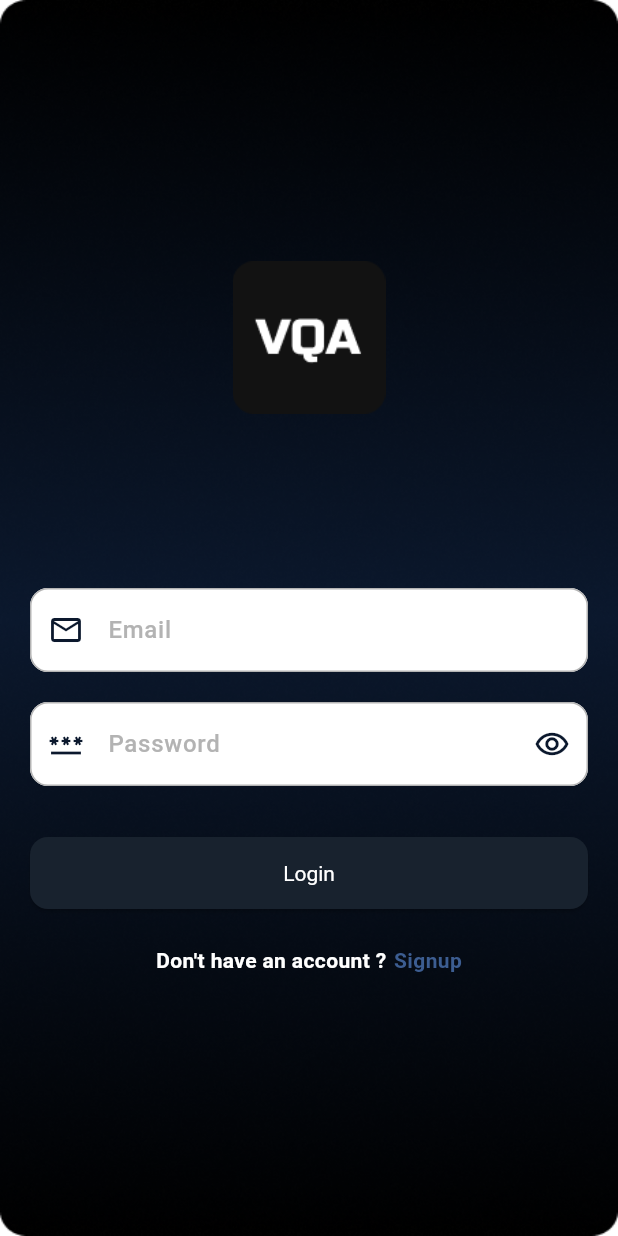
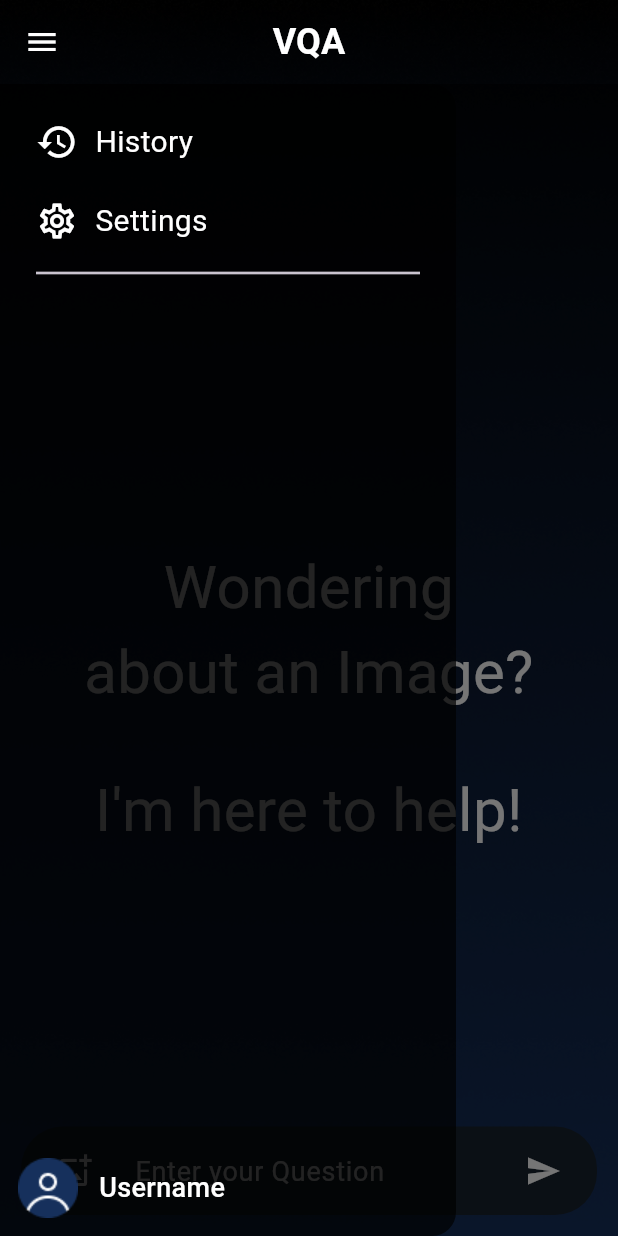
Before and after one commit to BaselBarakat1/vqa_app, a Flutter app: the screen it shows after launch, with the side drawer open (before the commit the screen has no drawer), on a phone screen of 412 x 824 dp. Run offline on Flutter 3.47's test engine with Material 3 defaults, Android fonts, the phone set to English and light mode, and no system bars.

Commit message:
+ home screen + drawer

```diff
--- a/lib/main.dart
+++ b/lib/main.dart
@@ -1,4 +1,5 @@
 import 'package:flutter/material.dart';
+import 'package:vqa_app/view/home/home_screen.dart';
 import 'package:vqa_app/view/home/login/login_screen.dart';
 import 'package:vqa_app/view/home/register/register_screen.dart';
 import 'package:vqa_app/view/splash/splash_screen.dart';
@@ -17,8 +18,9 @@ class MyApplication extends StatelessWidget{
       splashScreen.routeName : (context) => splashScreen(),
       loginScreen.routeName : (context) => loginScreen(),
       registerScreen.routeName : (context) => registerScreen(),
+       homeScreen.routeName : (context) => homeScreen(),
      },
-     initialRoute: splashScreen.routeName ,
+     initialRoute: homeScreen.routeName ,
      theme: MyThemeData.lightTheme,
    );
   }
--- /dev/null
+++ b/lib/view/home/home_drawer.dart
@@ -0,0 +1,53 @@
+import 'package:flutter/material.dart';
+
+class HomeDrawer extends StatelessWidget {
+
+  @override
+  Widget build(BuildContext context) {
+    return Drawer(
+      backgroundColor: Colors.black.withOpacity(0.7),
+      elevation: 0,
+      child: Padding(
+        padding: EdgeInsets.all(12),
+        child: Column(
+         children: [
+           Padding(
+             padding: const EdgeInsets.all(12),
+             child: Row(
+               children: [
+                 Icon(Icons.history_outlined,size: 28,color: Colors.white,),
+                 SizedBox(width: 11.5,),
+                 Text('History',style: TextStyle(color: Colors.white,fontSize: 20,fontWeight: FontWeight.w400),)
+               ],
+             ),
+           ),
+           Padding(
+             padding: const EdgeInsets.all(12),
+             child: Row(
+               children: [
+                 Icon(Icons.settings_outlined,size: 28,color: Colors.white,),
+                 SizedBox(width: 11.5,),
+                 Text('Settings',style: TextStyle(color: Colors.white,fontSize: 20,fontWeight: FontWeight.w400),)
+               ],
+             ),
+           ),
+           Container(
+             padding: EdgeInsets.symmetric(horizontal: 12),
+               child: Divider(color: Color(0xffCAC4D0),thickness: 1.8)
+           ),
+           Spacer(),
+           Row(
+             children: [
+               Image.asset('assets/images/username_icon.png'),
+               Padding(
+                 padding:EdgeInsets.only(left: 14),
+                 child: Text('Username',style: TextStyle(color: Colors.white,fontSize: 18,fontWeight: FontWeight.w500),),
+               )
+             ],
+           )
+         ],
+        ),
+      ),
+    );
+  }
+}
--- a/lib/view/home/home_screen.dart
+++ b/lib/view/home/home_screen.dart
@@ -0,0 +1,70 @@
+import 'package:flutter/material.dart';
+import 'package:vqa_app/view/home/home_drawer.dart';
+import 'package:vqa_app/view/widgets/question_text_field.dart';
+
+class homeScreen extends StatelessWidget {
+static const String routeName = 'Home_Screen';
+  @override
+  Widget build(BuildContext context) {
+    GlobalKey<ScaffoldState> _scaffoldKey = new GlobalKey();
+    return Container(
+      decoration: BoxDecoration(
+        image: DecorationImage(
+            image: AssetImage('assets/images/home_screen_background.png'),
+            fit: BoxFit.fill
+        ),
+      ),
+     child: Scaffold(
+      appBar: AppBar(
+        backgroundColor: Colors.transparent,
+        title: Text('VQA',style: TextStyle(fontWeight:FontWeight.bold,fontSize:24 ,color: Colors.white)),
+        leading: IconButton(
+            icon: Icon(Icons.menu_outlined,color: Colors.white,size: 24),
+            onPressed: () {
+              if (_scaffoldKey.currentState?.isDrawerOpen == false) {
+                _scaffoldKey.currentState?.openDrawer();
+              } else {
+                _scaffoldKey.currentState?.openEndDrawer();
+              }
+            }),
+        centerTitle: true,
+      ),
+       body: Scaffold(
+         key: _scaffoldKey,
+         drawer:HomeDrawer(),
+         body: Container(
+           padding: EdgeInsets.all(14),
+           child: Column(
+             mainAxisAlignment: MainAxisAlignment.end,
+             crossAxisAlignment: CrossAxisAlignment.stretch,
+             children: [
+               Container(
+                 padding: EdgeInsets.only(bottom: 182),
+                 child: Column(
+                   children: [
+                     Padding(
+                       padding: EdgeInsets.symmetric(vertical: 35),
+                       child: Text('Wondering\nabout an Image?',textAlign: TextAlign.center,style: TextStyle(
+                         color: Colors.white,
+                         fontSize: 40,
+                         fontWeight:FontWeight.w400,
+                       )),
+                     ),
+                     Text("I'm here to help!",textAlign: TextAlign.center,style: TextStyle(
+                       color: Colors.white,
+                       fontSize: 40,
+                       fontWeight:FontWeight.w400,
+                     )),
+                   ],
+                 ),
+               ),
+               Container(
+                   child: questionTextField()),
+             ],
+           ),
+         ),
+       ),
+     ),
+    );
+  }
+}
--- a/lib/view/styles/my_theme_data.dart
+++ b/lib/view/styles/my_theme_data.dart
@@ -3,6 +3,7 @@ import 'package:flutter/material.dart';
 class MyThemeData {
 
   static ThemeData lightTheme = ThemeData(
+    scaffoldBackgroundColor: Colors.transparent,
     elevatedButtonTheme: ElevatedButtonThemeData(
         style: ElevatedButton.styleFrom(
           shape: RoundedRectangleBorder(borderRadius: BorderRadius.all(Radius.circular(12))),
--- /dev/null
+++ b/lib/view/widgets/question_text_field.dart
@@ -0,0 +1,45 @@
+import 'package:flutter/material.dart';
+
+class questionTextField extends StatelessWidget {
+
+  @override
+  Widget build(BuildContext context) {
+    return TextFormField(
+      textAlign: TextAlign.start,
+      cursorColor: Colors.white,
+      style: TextStyle(color: Colors.white),
+      decoration: InputDecoration(
+        fillColor: Color(0xff18222E),
+        filled: true,
+        prefixIcon:Padding(
+          padding: const EdgeInsets.symmetric(horizontal: 12),
+          child: IconButton(onPressed: () {
+
+          }, icon: Icon(Icons.add_photo_alternate_outlined)),
+        ),
+        prefixIconColor: Colors.white,
+        suffixIcon: Padding(
+          padding: const EdgeInsets.symmetric(horizontal: 12),
+          child: IconButton(onPressed: () {
+
+          }, icon: Icon(Icons.send)),
+        ),
+        suffixIconColor: Colors.white,
+        border: OutlineInputBorder(
+          borderRadius: BorderRadius.circular(28),
+        ),
+        focusedBorder: OutlineInputBorder(
+          borderRadius: BorderRadius.circular(28),
+          borderSide: BorderSide(style: BorderStyle.none),
+        ),
+        enabledBorder: OutlineInputBorder(
+          borderRadius: BorderRadius.circular(28),
+          borderSide: BorderSide(style: BorderStyle.none),
+        ),
+          hintText: 'Enter your Question',
+          hintStyle: TextStyle(fontSize: 18,fontWeight:FontWeight.w400 ,color: Colors.white,),
+          floatingLabelBehavior: FloatingLabelBehavior.never,
+      ),
+    );
+  }
+}
```
Also changed, not shown: assets/images/home_screen_background.png (added), assets/images/username_icon.png (added).
